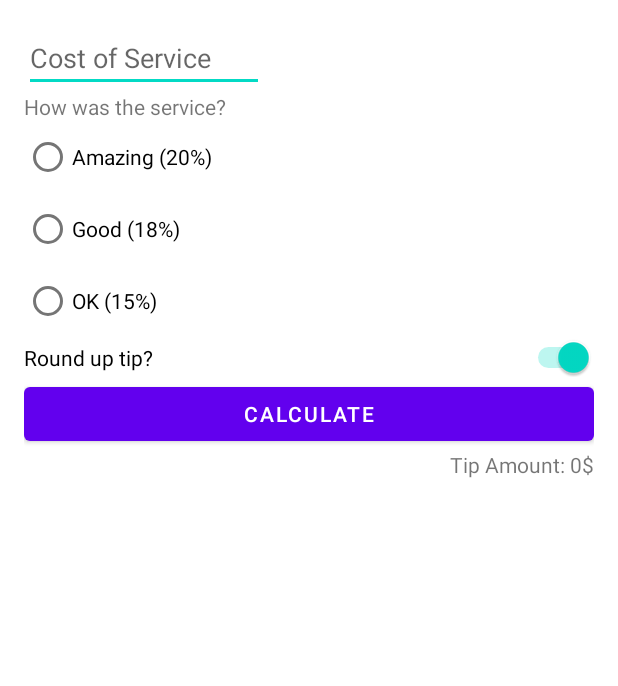
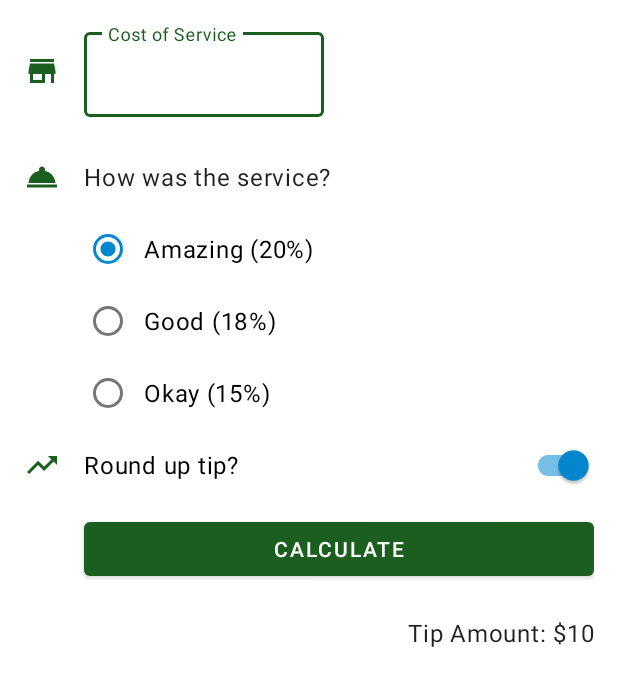
Before and after one commit to tagirahmad/TipTime, an Android app: the layout activity_main.xml on its own in the app's theme, with its tools: preview values and no code run, on a phone screen of 412 x 824 dp. Shown: the top 686 px of the screen. Run offline under Robolectric (Android 15) with nearby library versions, the phone set to English and light mode, and no system bars.

Commit message:
ui fixes

```diff
--- a/app/build.gradle
+++ b/app/build.gradle
@@ -15,6 +15,7 @@ android {
         versionName "1.0"
 
         testInstrumentationRunner "androidx.test.runner.AndroidJUnitRunner"
+        vectorDrawables.useSupportLibrary = true
     }
 
     buildFeatures {
--- a/app/src/main/java/com/example/tiptime/MainActivity.kt
+++ b/app/src/main/java/com/example/tiptime/MainActivity.kt
@@ -1,7 +1,11 @@
 package com.example.tiptime
 
+import android.content.Context
 import androidx.appcompat.app.AppCompatActivity
 import android.os.Bundle
+import android.view.KeyEvent
+import android.view.View
+import android.view.inputmethod.InputMethodManager
 import com.example.tiptime.databinding.ActivityMainBinding
 import java.text.NumberFormat
 
@@ -17,10 +21,12 @@ class MainActivity : AppCompatActivity() {
         binding.tipResult.text = getString(R.string.tip_amount, initialTip)
 
         binding.calculateButton.setOnClickListener{ calculateTip() }
+
+        binding.costOfServiceEditText.setOnKeyListener { view, keyCode, _ -> handleKeyEvent(view, keyCode) }
     }
 
     private fun calculateTip() {
-        val stringInTextField = binding.costOfService.text.toString()
+        val stringInTextField = binding.costOfServiceEditText.text.toString()
         val cost = stringInTextField.toDoubleOrNull()
 
         if (cost == null || cost == 0.0) {
@@ -48,4 +54,15 @@ class MainActivity : AppCompatActivity() {
         val formattedTip = NumberFormat.getCurrencyInstance().format(tip)
         binding.tipResult.text = getString(R.string.tip_amount, formattedTip)
     }
+
+    private fun handleKeyEvent(view: View, keyCode: Int): Boolean {
+        if (keyCode == KeyEvent.KEYCODE_ENTER) {
+            // Hide the keyboard
+            val inputMethodManager =
+                getSystemService(Context.INPUT_METHOD_SERVICE) as InputMethodManager
+            inputMethodManager.hideSoftInputFromWindow(view.windowToken, 0)
+            return true
+        }
+        return false
+    }
 }
--- /dev/null
+++ b/app/src/main/res/drawable/ic_baseline_room_service_24.xml
@@ -0,0 +1,10 @@
+<vector xmlns:android="http://schemas.android.com/apk/res/android"
+    android:width="24dp"
+    android:height="24dp"
+    android:viewportWidth="24"
+    android:viewportHeight="24"
+    android:tint="?attr/colorPrimary">
+  <path
+      android:fillColor="@android:color/white"
+      android:pathData="M2,17h20v2L2,19zM13.84,7.79c0.1,-0.24 0.16,-0.51 0.16,-0.79 0,-1.1 -0.9,-2 -2,-2s-2,0.9 -2,2c0,0.28 0.06,0.55 0.16,0.79C6.25,8.6 3.27,11.93 3,16h18c-0.27,-4.07 -3.25,-7.4 -7.16,-8.21z"/>
+</vector>
--- /dev/null
+++ b/app/src/main/res/drawable/ic_baseline_store_24.xml
@@ -0,0 +1,10 @@
+<vector xmlns:android="http://schemas.android.com/apk/res/android"
+    android:width="24dp"
+    android:height="24dp"
+    android:viewportWidth="24"
+    android:viewportHeight="24"
+    android:tint="?attr/colorPrimary">
+  <path
+      android:fillColor="@android:color/white"
+      android:pathData="M20,4L4,4v2h16L20,4zM21,14v-2l-1,-5L4,7l-1,5v2h1v6h10v-6h4v6h2v-6h1zM12,18L6,18v-4h6v4z"/>
+</vector>
--- /dev/null
+++ b/app/src/main/res/drawable/ic_baseline_trending_up_24.xml
@@ -0,0 +1,10 @@
+<vector xmlns:android="http://schemas.android.com/apk/res/android"
+    android:width="24dp"
+    android:height="24dp"
+    android:viewportWidth="24"
+    android:viewportHeight="24"
+    android:tint="?attr/colorPrimary">
+  <path
+      android:fillColor="@android:color/white"
+      android:pathData="M16,6l2.29,2.29 -4.88,4.88 -4,-4L2,16.59 3.41,18l6,-6 4,4 6.3,-6.29L22,12V6z"/>
+</vector>
--- a/app/src/main/res/layout/activity_main.xml
+++ b/app/src/main/res/layout/activity_main.xml
@@ -1,80 +1,129 @@
-<?xml version="1.0" encoding="utf-8"?>
-<androidx.constraintlayout.widget.ConstraintLayout xmlns:android="http://schemas.android.com/apk/res/android"
+<ScrollView xmlns:android="http://schemas.android.com/apk/res/android"
     xmlns:app="http://schemas.android.com/apk/res-auto"
     xmlns:tools="http://schemas.android.com/tools"
     android:layout_width="match_parent"
     android:layout_height="match_parent"
-    android:padding="16dp"
     tools:context=".MainActivity">
 
-    <EditText
+    <androidx.constraintlayout.widget.ConstraintLayout
+        android:layout_width="match_parent"
+        android:layout_height="wrap_content"
+        android:padding="16dp">
+
+        <ImageView
+            android:id="@+id/icon_cost_of_service"
+            android:layout_width="wrap_content"
+            android:layout_height="wrap_content"
+            android:importantForAccessibility="no"
+            app:layout_constraintBottom_toBottomOf="@id/cost_of_service"
+            app:layout_constraintStart_toStartOf="parent"
+            app:layout_constraintTop_toTopOf="@id/cost_of_service"
+            app:srcCompat="@drawable/ic_baseline_store_24" />
+
+        <com.google.android.material.textfield.TextInputLayout
             android:id="@+id/cost_of_service"
             android:layout_width="160dp"
             android:layout_height="wrap_content"
+            android:layout_marginStart="16dp"
             android:hint="@string/cost_of_service"
-        android:inputType="numberDecimal"
+            app:layout_constraintStart_toEndOf="@id/icon_cost_of_service"
+            app:layout_constraintTop_toTopOf="parent">
+
+            <com.google.android.material.textfield.TextInputEditText
+                android:id="@+id/cost_of_service_edit_text"
+                android:layout_width="match_parent"
+                android:layout_height="wrap_content"
+                android:inputType="numberDecimal" />
+
+        </com.google.android.material.textfield.TextInputLayout>
+
+        <ImageView
+            android:id="@+id/icon_service_question"
+            android:layout_width="wrap_content"
+            android:layout_height="wrap_content"
+            android:importantForAccessibility="no"
+            app:layout_constraintBottom_toBottomOf="@id/service_question"
             app:layout_constraintStart_toStartOf="parent"
-        app:layout_constraintTop_toTopOf="parent" />
+            app:layout_constraintTop_toTopOf="@id/service_question"
+            app:srcCompat="@drawable/ic_baseline_room_service_24" />
 
         <TextView
             android:id="@+id/service_question"
+            style="@style/Widget.TipTime.TextView"
             android:layout_width="wrap_content"
             android:layout_height="wrap_content"
+            android:layout_marginTop="16dp"
             android:text="@string/how_was_the_service"
-        app:layout_constraintStart_toStartOf="parent"
+            app:layout_constraintStart_toStartOf="@id/cost_of_service"
             app:layout_constraintTop_toBottomOf="@id/cost_of_service" />
 
         <RadioGroup
             android:id="@+id/tip_options"
             android:layout_width="wrap_content"
             android:layout_height="wrap_content"
-        app:layout_constraintStart_toStartOf="parent"
+            android:checkedButton="@id/option_twenty_percent"
+            android:orientation="vertical"
+            app:layout_constraintStart_toStartOf="@id/service_question"
             app:layout_constraintTop_toBottomOf="@id/service_question">
 
             <RadioButton
                 android:id="@+id/option_twenty_percent"
                 android:layout_width="wrap_content"
                 android:layout_height="wrap_content"
-            android:text="@string/amazing_20" />
+                android:text="@string/amazing_service" />
 
             <RadioButton
                 android:id="@+id/option_eighteen_percent"
                 android:layout_width="wrap_content"
                 android:layout_height="wrap_content"
-            android:text="@string/good_18" />
+                android:text="@string/good_service" />
 
             <RadioButton
                 android:id="@+id/option_fifteen_percent"
                 android:layout_width="wrap_content"
                 android:layout_height="wrap_content"
-            android:text="@string/ok_15" />
+                android:text="@string/ok_service" />
+
         </RadioGroup>
 
-    <Switch
+        <ImageView
+            android:id="@+id/icon_round_up"
+            android:layout_width="wrap_content"
+            android:layout_height="wrap_content"
+            android:importantForAccessibility="no"
+            app:layout_constraintBottom_toBottomOf="@id/round_up_switch"
+            app:layout_constraintStart_toStartOf="parent"
+            app:layout_constraintTop_toTopOf="@id/round_up_switch"
+            app:srcCompat="@drawable/ic_baseline_trending_up_24" />
+
+        <com.google.android.material.switchmaterial.SwitchMaterial
             android:id="@+id/round_up_switch"
             android:layout_width="0dp"
             android:layout_height="wrap_content"
             android:checked="true"
             android:text="@string/round_up_tip"
             app:layout_constraintEnd_toEndOf="parent"
-        app:layout_constraintStart_toStartOf="parent"
+            app:layout_constraintStart_toStartOf="@id/tip_options"
             app:layout_constraintTop_toBottomOf="@id/tip_options" />
 
         <Button
             android:id="@+id/calculate_button"
             android:layout_width="0dp"
             android:layout_height="wrap_content"
+            android:layout_marginTop="8dp"
             android:text="@string/calculate"
             app:layout_constraintEnd_toEndOf="parent"
-        app:layout_constraintStart_toStartOf="parent"
+            app:layout_constraintStart_toStartOf="@id/round_up_switch"
             app:layout_constraintTop_toBottomOf="@id/round_up_switch" />
 
         <TextView
             android:id="@+id/tip_result"
+            style="@style/Widget.TipTime.TextView"
             android:layout_width="wrap_content"
             android:layout_height="wrap_content"
-        android:text="Tip Amount: 0$"
+            android:layout_marginTop="8dp"
             app:layout_constraintEnd_toEndOf="parent"
-        app:layout_constraintTop_toBottomOf="@id/calculate_button" />
-
+            app:layout_constraintTop_toBottomOf="@id/calculate_button"
+            tools:text="Tip Amount: $10" />
     </androidx.constraintlayout.widget.ConstraintLayout>
+</ScrollView>
--- a/app/src/main/res/values-night/themes.xml
+++ b/app/src/main/res/values-night/themes.xml
@@ -2,15 +2,20 @@
     <!-- Base application theme. -->
     <style name="Theme.TipTime" parent="Theme.MaterialComponents.DayNight.DarkActionBar">
         <!-- Primary brand color. -->
-        <item name="colorPrimary">@color/purple_200</item>
-        <item name="colorPrimaryVariant">@color/purple_700</item>
-        <item name="colorOnPrimary">@color/black</item>
+        <item name="colorPrimary">@color/green</item>
+        <item name="colorPrimaryVariant">@color/green_dark</item>
+        <item name="colorOnPrimary">@color/white</item>
         <!-- Secondary brand color. -->
-        <item name="colorSecondary">@color/teal_200</item>
-        <item name="colorSecondaryVariant">@color/teal_200</item>
+        <item name="colorSecondary">@color/blue</item>
+        <item name="colorSecondaryVariant">@color/blue_dark</item>
         <item name="colorOnSecondary">@color/black</item>
         <!-- Status bar color. -->
         <item name="android:statusBarColor" tools:targetApi="l">?attr/colorPrimaryVariant</item>
-        <!-- Customize your theme here. -->
+        <!-- For text input fields -->
+        <item name="textInputStyle">@style/Widget.MaterialComponents.TextInputLayout.OutlinedBox</item>
+        <!-- For radio buttons -->
+        <item name="radioButtonStyle">@style/Widget.TipTime.CompoundButton.RadioButton</item>
+        <!-- For switches -->
+        <item name="switchStyle">@style/Widget.TipTime.CompoundButton.Switch</item>
     </style>
 </resources>
--- a/app/src/main/res/values/colors.xml
+++ b/app/src/main/res/values/colors.xml
@@ -1,10 +1,11 @@
 <?xml version="1.0" encoding="utf-8"?>
 <resources>
-    <color name="purple_200">#FFBB86FC</color>
-    <color name="purple_500">#FF6200EE</color>
-    <color name="purple_700">#FF3700B3</color>
-    <color name="teal_200">#FF03DAC5</color>
-    <color name="teal_700">#FF018786</color>
-    <color name="black">#FF000000</color>
-    <color name="white">#FFFFFFFF</color>
+    <color name="green">#1B5E20</color>
+    <color name="green_dark">#003300</color>
+    <color name="green_light">#A5D6A7</color>
+    <color name="blue">#0288D1</color>
+    <color name="blue_dark">#005B9F</color>
+    <color name="blue_light">#81D4FA</color>
+    <color name="black">#000000</color>
+    <color name="white">#FFFFFF</color>
 </resources>
--- /dev/null
+++ b/app/src/main/res/values/dimens.xml
@@ -0,0 +1,4 @@
+<?xml version="1.0" encoding="utf-8"?>
+<resources>
+    <dimen name="min_text_height">48dp</dimen>
+</resources>
--- a/app/src/main/res/values/strings.xml
+++ b/app/src/main/res/values/strings.xml
@@ -1,11 +1,28 @@
 <resources>
+    <!-- App name -->
     <string name="app_name">Tip Time</string>
-    <string name="good_18">Good (18%)</string>
+
+    <!-- Hint text for editable text field where the user enters the cost of service -->
     <string name="cost_of_service">Cost of Service</string>
+
+    <!-- Question prompt for the group of radio buttons with different tip options -->
     <string name="how_was_the_service">How was the service?</string>
-    <string name="amazing_20">Amazing (20%)</string>
-    <string name="ok_15">OK (15%)</string>
+
+    <!-- Tip option for amazing service which uses 20% to calculate the tip  -->
+    <string name="amazing_service">Amazing (20%)</string>
+
+    <!-- Tip option for good service which uses 18% to calculate the tip  -->
+    <string name="good_service">Good (18%)</string>
+
+    <!-- Tip option for okay service which uses 16% to calculate the tip  -->
+    <string name="ok_service">Okay (15%)</string>
+
+    <!-- Text label for toggle switch that asks the user if they want to round up the tip  -->
+    <string name="round_up_tip">Round up tip?</string>
+
+    <!-- Label for button that calculates the tip  -->
     <string name="calculate">Calculate</string>
-    <string name="round_up_tip">Round up tip?</string>
+
+    <!-- Formatted string for the tip result  -->
     <string name="tip_amount">Tip Amount: %s</string>
 </resources>
--- /dev/null
+++ b/app/src/main/res/values/styles.xml
@@ -0,0 +1,22 @@
+<?xml version="1.0" encoding="utf-8"?>
+<resources>
+    <!-- TextView style -->
+    <style name="Widget.TipTime.TextView" parent="Widget.MaterialComponents.TextView">
+        <item name="android:minHeight">@dimen/min_text_height</item>
+        <item name="android:gravity">center_vertical</item>
+        <item name="android:textAppearance">?attr/textAppearanceBody1</item>
+    </style>
+
+    <!-- Radio Button style -->
+    <style name="Widget.TipTime.CompoundButton.RadioButton" parent="Widget.MaterialComponents.CompoundButton.RadioButton">
+        <item name="android:paddingStart">8dp</item>
+        <item name="android:textAppearance">?attr/textAppearanceBody1</item>
+    </style>
+
+    <!-- Switch style -->
+    <style name="Widget.TipTime.CompoundButton.Switch" parent="Widget.MaterialComponents.CompoundButton.Switch">
+        <item name="android:minHeight">@dimen/min_text_height</item>
+        <item name="android:gravity">center_vertical</item>
+        <item name="android:textAppearance">?attr/textAppearanceBody1</item>
+    </style>
+</resources>
--- a/app/src/main/res/values/themes.xml
+++ b/app/src/main/res/values/themes.xml
@@ -2,15 +2,20 @@
     <!-- Base application theme. -->
     <style name="Theme.TipTime" parent="Theme.MaterialComponents.DayNight.DarkActionBar">
         <!-- Primary brand color. -->
-        <item name="colorPrimary">@color/purple_500</item>
-        <item name="colorPrimaryVariant">@color/purple_700</item>
+        <item name="colorPrimary">@color/green</item>
+        <item name="colorPrimaryVariant">@color/green_dark</item>
         <item name="colorOnPrimary">@color/white</item>
         <!-- Secondary brand color. -->
-        <item name="colorSecondary">@color/teal_200</item>
-        <item name="colorSecondaryVariant">@color/teal_700</item>
+        <item name="colorSecondary">@color/blue</item>
+        <item name="colorSecondaryVariant">@color/blue_dark</item>
         <item name="colorOnSecondary">@color/black</item>
         <!-- Status bar color. -->
         <item name="android:statusBarColor" tools:targetApi="l">?attr/colorPrimaryVariant</item>
-        <!-- Customize your theme here. -->
+        <!-- For text input fields -->
+        <item name="textInputStyle">@style/Widget.MaterialComponents.TextInputLayout.OutlinedBox</item>
+        <!-- For radio buttons -->
+        <item name="radioButtonStyle">@style/Widget.TipTime.CompoundButton.RadioButton</item>
+        <!-- For switches -->
+        <item name="switchStyle">@style/Widget.TipTime.CompoundButton.Switch</item>
     </style>
 </resources>
```
Lines whose indentation alone changed are shown as unchanged.
